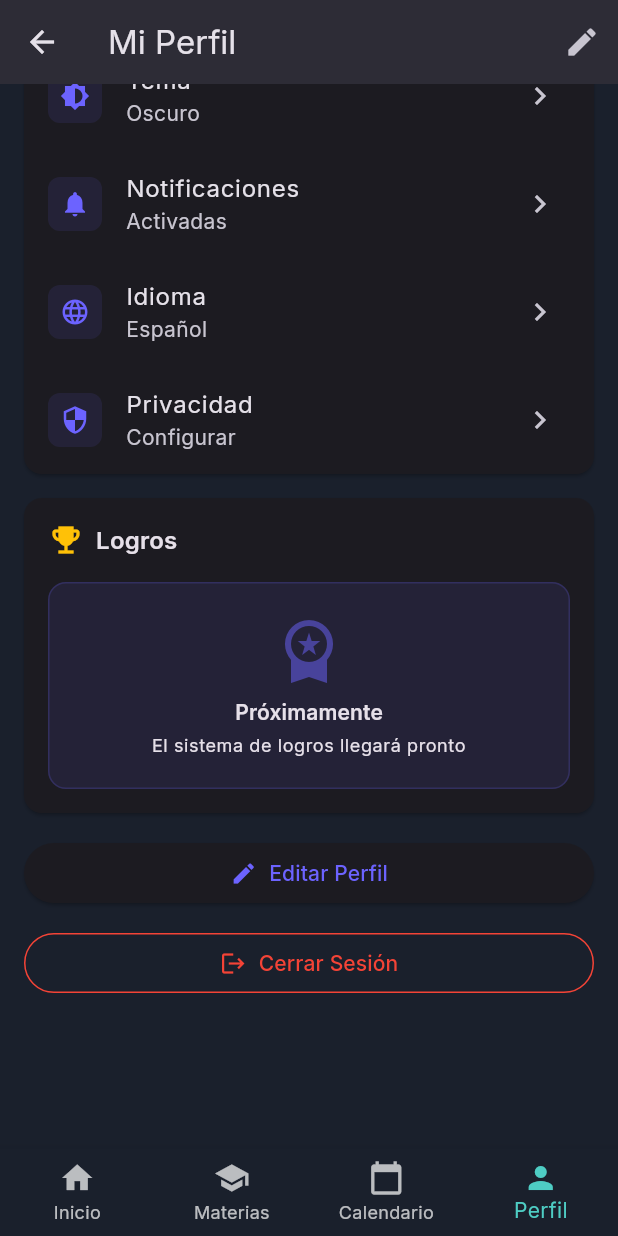
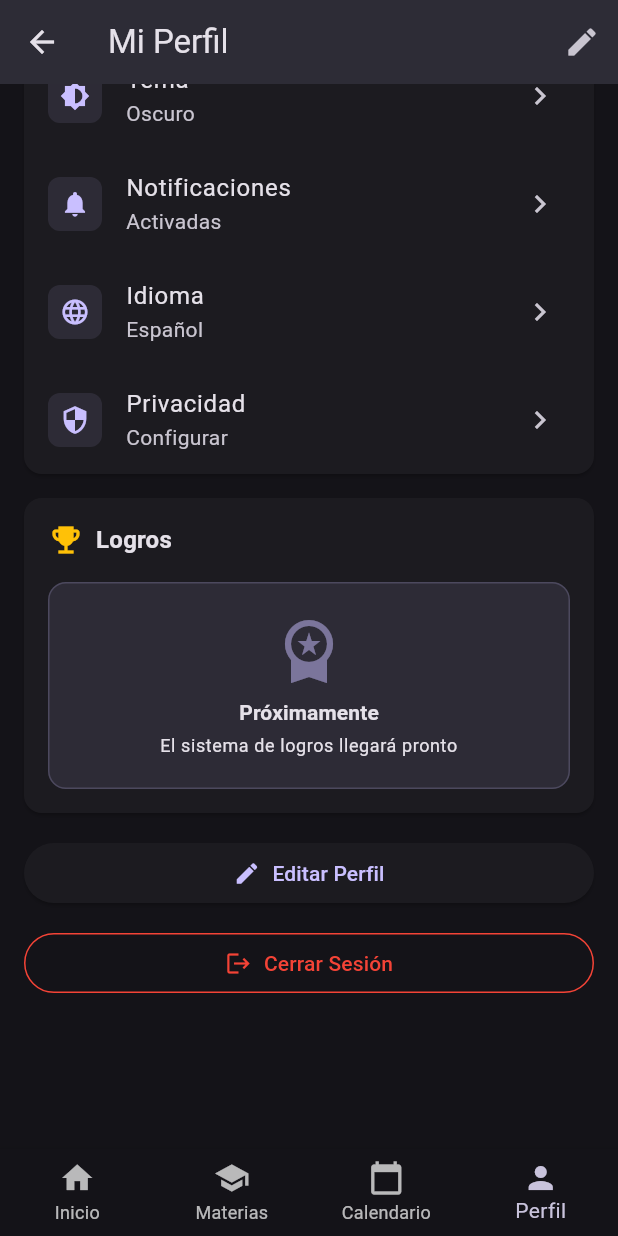
Before and after one commit to Rzelaya23/DesarrolloApps--StudyMate, a Flutter app: the ProfileScreen screen opened by its route, scrolled down 536 dp, after a tap on "Tema", on a phone screen of 412 x 824 dp. Run offline on Flutter 3.47's test engine with Material 3 defaults, Android fonts, the phone set to English and light mode, and no system bars; our stand-ins replace flutter_animate, flutter_riverpod, go_router, table_calendar.

Commit message:
Cambio de lógica de funcionamiento de temas

```diff
--- a/lib/core/providers/theme_provider.dart
+++ b/lib/core/providers/theme_provider.dart
@@ -1,19 +1,58 @@
+// lib/core/providers/theme_provider.dart
 import 'package:flutter/material.dart';
 import 'package:flutter_riverpod/flutter_riverpod.dart';
+import 'package:mi_app/core/theme/app_theme.dart';
 
-// Provider para manejar el tema (claro/oscuro)
-final themeProvider = StateNotifierProvider<ThemeNotifier, ThemeMode>((ref) {
-  return ThemeNotifier();
-});
+/// Paleta completa (la exponemos por si quieres mostrar un selector de color)
+final colorListProvider = Provider<List<Color>>((ref) => colorList);
 
-class ThemeNotifier extends StateNotifier<ThemeMode> {
-  ThemeNotifier() : super(ThemeMode.light);
+/// Boolean simple (opcional) para leer el modo oscuro/claro
+final isDarkmodeProvider = NotifierProvider<IsDarkmodeNotifier, bool>(
+  IsDarkmodeNotifier.new,
+);
 
-  void toggleTheme() {
-    state = state == ThemeMode.light ? ThemeMode.dark : ThemeMode.light;
+/// Índice de color seleccionado (opcional)
+final selectedColorProvider = NotifierProvider<SelectedColorNotifier, int>(
+  SelectedColorNotifier.new,
+);
+
+/// Provider PRINCIPAL que usa la app (router/materialApp leen de aquí)
+final themeNotifierProvider = NotifierProvider<ThemeNotifier, AppTheme>(
+  ThemeNotifier.new,
+);
+
+class IsDarkmodeNotifier extends Notifier<bool> {
+  @override
+  bool build() => false; // claro por defecto
+  void toggle() => state = !state;
+}
+
+class SelectedColorNotifier extends Notifier<int> {
+  @override
+  int build() => 0; // primer color por defecto (tu morado)
+  void changeColorIndex(int colorIndex) => state = colorIndex;
+}
+
+/// Controlador principal del tema
+class ThemeNotifier extends Notifier<AppTheme> {
+  @override
+  AppTheme build() => AppTheme(); // <- usa Opción 1 (sin const)
+
+  void toggleDarkmode() {
+    final next = !state.isDarkmode;
+    state = state.copyWith(isDarkmode: next);
+
+    // Mantener sincronizado el auxiliar (opcional)
+    final cur = ref.read(isDarkmodeProvider);
+    if (cur != next) {
+      ref.read(isDarkmodeProvider.notifier).toggle();
+    }
   }
 
-  void setTheme(ThemeMode themeMode) {
-    state = themeMode;
+  void changeColorIndex(int colorIndex) {
+    state = state.copyWith(selectedColor: colorIndex);
+
+    // Mantener sincronizado el auxiliar (opcional)
+    ref.read(selectedColorProvider.notifier).changeColorIndex(colorIndex);
   }
-}
+} // <- asegúrate de que ESTA sea la última llave del archivo
--- a/lib/core/theme/app_theme.dart
+++ b/lib/core/theme/app_theme.dart
@@ -1,115 +1,48 @@
+// lib/core/theme/app_theme.dart
 import 'package:flutter/material.dart';
-import 'package:google_fonts/google_fonts.dart';
 
+/// Paleta de colores disponible
+const List<Color> colorList = [
+  Color(0xFF7B61FF),
+  Colors.blue,
+  Colors.green,
+  Colors.orange,
+  Colors.red,
+];
+
+/// Estado de tema unificado (oscuro/claro + color semilla)
 class AppTheme {
-  // Colores principales de StudyMate
-  static const Color primaryColor = Color(0xFF6C63FF);
-  static const Color secondaryColor = Color(0xFF4ECDC4);
-  static const Color accentColor = Color(0xFFFFE66D);
-  static const Color errorColor = Color(0xFFFF6B6B);
-  static const Color successColor = Color(0xFF51CF66);
+  final bool isDarkmode;
+  final int selectedColor;
 
-  // Colores neutros
-  static const Color backgroundColor = Color(0xFFF8F9FA);
-  static const Color surfaceColor = Colors.white;
-  static const Color onSurfaceColor = Color(0xFF2D3748);
-  static const Color textSecondaryColor = Color(0xFF718096);
+  AppTheme({
+    this.isDarkmode = false,
+    this.selectedColor = 0, // por defecto morado claro
+  }) : assert(selectedColor >= 0 && selectedColor < colorList.length);
 
-  static ThemeData lightTheme = ThemeData(
-    useMaterial3: true,
-    colorScheme: ColorScheme.fromSeed(
-      seedColor: primaryColor,
-      brightness: Brightness.light,
-      primary: primaryColor,
-      secondary: secondaryColor,
-      surface: surfaceColor,
-      error: errorColor,
-    ),
-    textTheme: GoogleFonts.interTextTheme().copyWith(
-      headlineLarge: GoogleFonts.inter(
-        fontSize: 32,
-        fontWeight: FontWeight.bold,
-        color: onSurfaceColor,
+  AppTheme copyWith({bool? isDarkmode, int? selectedColor}) {
+    return AppTheme(
+      isDarkmode: isDarkmode ?? this.isDarkmode,
+      selectedColor: (selectedColor != null &&
+          selectedColor >= 0 &&
+          selectedColor < colorList.length)
+          ? selectedColor
+          : this.selectedColor,
+    );
+  }
+
+  /// Genera ThemeData Material 3 con color semilla y brillo
+  ThemeData toThemeData() {
+    final seed = colorList[selectedColor];
+
+    return ThemeData(
+      useMaterial3: true,
+      colorSchemeSeed: seed, // semilla principal -> moradito claro
+      brightness: isDarkmode ? Brightness.dark : Brightness.light,
+      appBarTheme: const AppBarTheme(centerTitle: false),
+      cardTheme: const CardThemeData(
+        clipBehavior: Clip.hardEdge,
       ),
-      headlineMedium: GoogleFonts.inter(
-        fontSize: 24,
-        fontWeight: FontWeight.w600,
-        color: onSurfaceColor,
-      ),
-      bodyLarge: GoogleFonts.inter(
-        fontSize: 16,
-        fontWeight: FontWeight.normal,
-        color: onSurfaceColor,
-      ),
-      bodyMedium: GoogleFonts.inter(
-        fontSize: 14,
-        fontWeight: FontWeight.normal,
-        color: textSecondaryColor,
-      ),
-    ),
-    appBarTheme: AppBarTheme(
-      backgroundColor: surfaceColor,
-      foregroundColor: onSurfaceColor,
-      elevation: 0,
-      centerTitle: true,
-      titleTextStyle: GoogleFonts.inter(
-        fontSize: 20,
-        fontWeight: FontWeight.w600,
-        color: onSurfaceColor,
-      ),
-    ),
-    elevatedButtonTheme: ElevatedButtonThemeData(
-      style: ElevatedButton.styleFrom(
-        backgroundColor: primaryColor,
-        foregroundColor: Colors.white,
-        padding: const EdgeInsets.symmetric(horizontal: 24, vertical: 12),
-        shape: RoundedRectangleBorder(
-          borderRadius: BorderRadius.circular(12),
-        ),
-        textStyle: GoogleFonts.inter(
-          fontSize: 16,
-          fontWeight: FontWeight.w600,
-        ),
-      ),
-    ),
-    inputDecorationTheme: InputDecorationTheme(
-      border: OutlineInputBorder(
-        borderRadius: BorderRadius.circular(12),
-        borderSide: BorderSide(color: Colors.grey.shade300),
-      ),
-      enabledBorder: OutlineInputBorder(
-        borderRadius: BorderRadius.circular(12),
-        borderSide: BorderSide(color: Colors.grey.shade300),
-      ),
-      focusedBorder: OutlineInputBorder(
-        borderRadius: BorderRadius.circular(12),
-        borderSide: const BorderSide(color: primaryColor, width: 2),
-      ),
-      errorBorder: OutlineInputBorder(
-        borderRadius: BorderRadius.circular(12),
-        borderSide: const BorderSide(color: errorColor),
-      ),
-      contentPadding: const EdgeInsets.symmetric(horizontal: 16, vertical: 12),
-    ),
-    cardTheme: CardThemeData(
-      elevation: 2,
-      shape: RoundedRectangleBorder(
-        borderRadius: BorderRadius.circular(16),
-      ),
-      color: surfaceColor,
-    ),
-  );
-
-  static ThemeData darkTheme = ThemeData(
-    useMaterial3: true,
-    colorScheme: ColorScheme.fromSeed(
-      seedColor: primaryColor,
-      brightness: Brightness.dark,
-      primary: primaryColor,
-      secondary: secondaryColor,
-      surface: const Color(0xFF1A202C),
-      error: errorColor,
-    ),
-    textTheme: GoogleFonts.interTextTheme(ThemeData.dark().textTheme),
-  );
+    );
+  }
 }
--- a/lib/features/profile/screens/profile_screen.dart
+++ b/lib/features/profile/screens/profile_screen.dart
@@ -1,7 +1,7 @@
+import 'package:mi_app/core/providers/theme_provider.dart';
 import 'package:flutter/material.dart';
 import 'package:flutter_riverpod/flutter_riverpod.dart';
 import 'package:go_router/go_router.dart';
-import 'package:mi_app/core/providers/theme_provider.dart';
 import 'package:mi_app/core/router/app_router.dart';
 
 class ProfileScreen extends ConsumerStatefulWidget {
@@ -92,7 +92,7 @@ class _ProfileScreenState extends ConsumerState<ProfileScreen> {
                 context.go('/calendar');
                 break;
               case 3:
-                // Ya estamos en perfil
+              // Ya estamos en perfil
                 break;
             }
           }
@@ -127,7 +127,7 @@ class _ProfileScreenState extends ConsumerState<ProfileScreen> {
             ),
             child: ClipRRect(
               borderRadius: BorderRadius.circular(50),
-              child: Icon(
+              child: const Icon(
                 Icons.person,
                 size: 50,
                 color: Colors.white,
@@ -250,6 +250,9 @@ class _ProfileScreenState extends ConsumerState<ProfileScreen> {
   }
 
   Widget _buildConfigurationSection() {
+    final isDark =
+        ref.watch(themeNotifierProvider).isDarkmode; // 👈 lee AppTheme
+
     return Card(
       key: const ValueKey('config_section_card'),
       margin: const EdgeInsets.symmetric(horizontal: 16),
@@ -268,11 +271,9 @@ class _ProfileScreenState extends ConsumerState<ProfileScreen> {
           _buildConfigTile(
             icon: Icons.brightness_6,
             title: 'Tema',
-            subtitle: ref.watch(themeProvider) == ThemeMode.light ? 'Claro' : 'Oscuro',
+            subtitle: isDark ? 'Oscuro' : 'Claro', // ✅ nuevo flujo
             onTap: () {
-              if (mounted) {
-                ref.read(themeProvider.notifier).toggleTheme();
-              }
+              ref.read(themeNotifierProvider.notifier).toggleDarkmode(); // ✅
             },
           ),
           _buildConfigTile(
@@ -336,7 +337,7 @@ class _ProfileScreenState extends ConsumerState<ProfileScreen> {
           children: [
             Row(
               children: [
-                Icon(
+                const Icon(
                   Icons.emoji_events,
                   color: Colors.amber,
                   size: 24,
@@ -355,10 +356,16 @@ class _ProfileScreenState extends ConsumerState<ProfileScreen> {
               width: double.infinity,
               padding: const EdgeInsets.all(20),
               decoration: BoxDecoration(
-                color: Theme.of(context).colorScheme.primary.withValues(alpha: 0.1),
+                color: Theme.of(context)
+                    .colorScheme
+                    .primary
+                    .withValues(alpha: 0.1),
                 borderRadius: BorderRadius.circular(12),
                 border: Border.all(
-                  color: Theme.of(context).colorScheme.primary.withValues(alpha: 0.2),
+                  color: Theme.of(context)
+                      .colorScheme
+                      .primary
+                      .withValues(alpha: 0.2),
                   style: BorderStyle.solid,
                 ),
               ),
@@ -367,7 +374,10 @@ class _ProfileScreenState extends ConsumerState<ProfileScreen> {
                   Icon(
                     Icons.workspace_premium,
                     size: 48,
-                    color: Theme.of(context).colorScheme.primary.withValues(alpha: 0.5),
+                    color: Theme.of(context)
+                        .colorScheme
+                        .primary
+                        .withValues(alpha: 0.5),
                   ),
                   const SizedBox(height: 8),
                   Text(
--- a/lib/main.dart
+++ b/lib/main.dart
@@ -1,15 +1,15 @@
+// lib/main.dart
 import 'package:flutter/material.dart';
 import 'package:flutter_riverpod/flutter_riverpod.dart';
+import 'package:mi_app/core/router/app_router.dart';
 import 'package:mi_app/core/providers/theme_provider.dart';
-import 'package:mi_app/core/router/app_router.dart';
-import 'package:mi_app/core/theme/app_theme.dart';
 import 'package:flutter_localizations/flutter_localizations.dart';
 import 'package:intl/date_symbol_data_local.dart';
 
 void main() async {
   WidgetsFlutterBinding.ensureInitialized();
-  await initializeDateFormatting('es_ES'); // carga datos de fecha para español
-  runApp(const ProviderScope(child: StudyMateApp())); // <-- usar StudyMateApp
+  await initializeDateFormatting('es_ES');
+  runApp(const ProviderScope(child: StudyMateApp()));
 }
 
 class StudyMateApp extends ConsumerWidget {
@@ -17,17 +17,17 @@ class StudyMateApp extends ConsumerWidget {
 
   @override
   Widget build(BuildContext context, WidgetRef ref) {
-    final themeMode = ref.watch(themeProvider);
+    final appTheme = ref.watch(themeNotifierProvider); // 👈 estado unificado
 
     return MaterialApp.router(
       title: 'StudyMate',
       debugShowCheckedModeBanner: false,
-      theme: AppTheme.lightTheme,
-      darkTheme: AppTheme.darkTheme,
-      themeMode: themeMode,
       routerConfig: AppRouter.router,
 
-      // Localización para el calendario en español
+      // 👇 Un SOLO ThemeData dinámico (se actualiza y el router se repinta)
+      theme: appTheme.toThemeData(),
+
+      // Localización (tu calendario en ES)
       supportedLocales: const [
         Locale('es', 'ES'),
         Locale('en', 'US'),
```
Also changed, not shown: lib/features/dashboard/screens/dashboard_screen.dart (+4 -46 lines).
